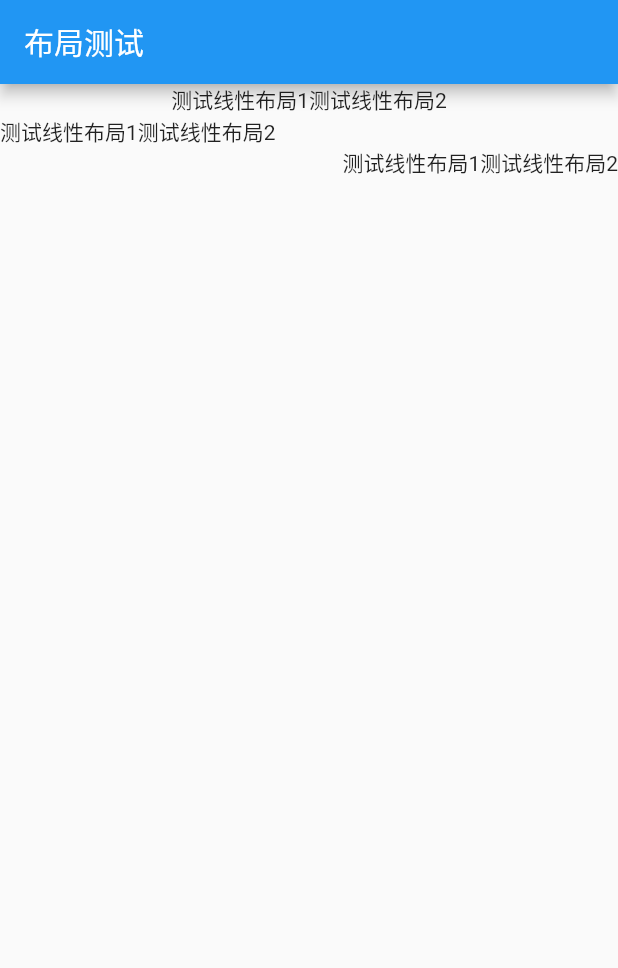
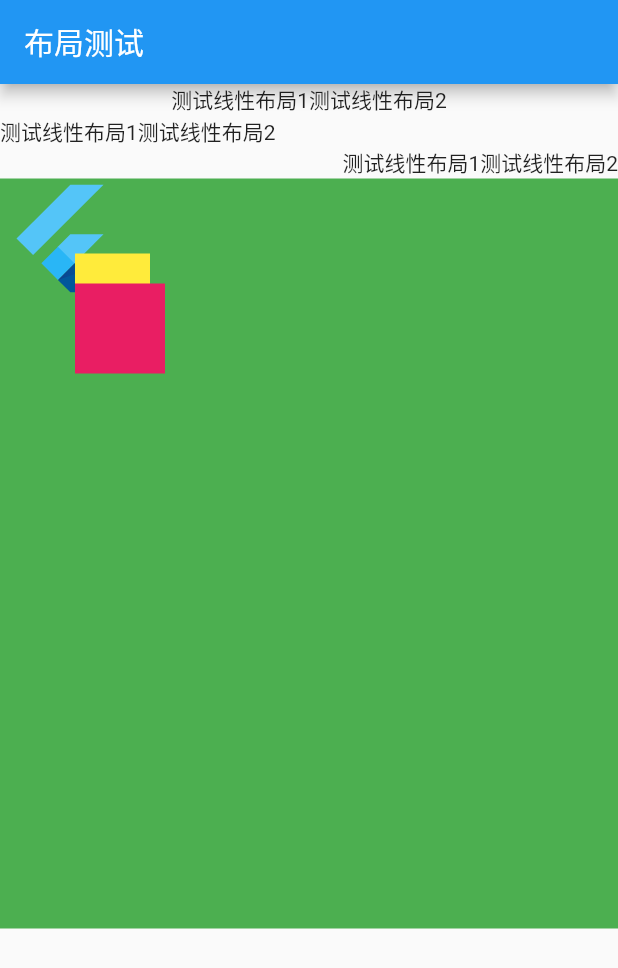
Before and after one commit to zhushihao110/flutter_app_zsh, a Flutter app: the screen it shows after launch, on a phone screen of 412 x 824 dp. Shown: the top 968 px of the screen. Run offline on Flutter 3.47's test engine with Material 2 defaults, Android fonts, the phone set to English and light mode, and no system bars.

Commit message:
stack align flex

```diff
--- a/lib/demo/layoutDemo.dart
+++ b/lib/demo/layoutDemo.dart
@@ -41,6 +41,39 @@ class LayoutDemo extends StatelessWidget {
               Text("测试线性布局1"),
               Text("测试线性布局2"),
             ],
+          ),
+          Container(
+            color: Colors.green,
+            width: 500.0,
+            height: 500.0,
+            child: Stack(
+              children: [
+                const Align(
+                  alignment: Alignment.topLeft,
+                  child: FlutterLogo(
+                    size: 80.0,
+                  ),
+                ),
+                Positioned(
+                  child: Container(
+                    color: Colors.yellow,
+                    height: 50.0,
+                    width: 50.0,
+                  ),
+                  left: 50.0,
+                  top: 50.0,
+                ),
+                Positioned(
+                  child: Container(
+                    color: Colors.pink,
+                    height: 60.0,
+                    width: 60.0,
+                  ),
+                  left: 50.0,
+                  top: 70.0,
+                ),
+              ],
+            ),
           )
         ],
       ),
```
